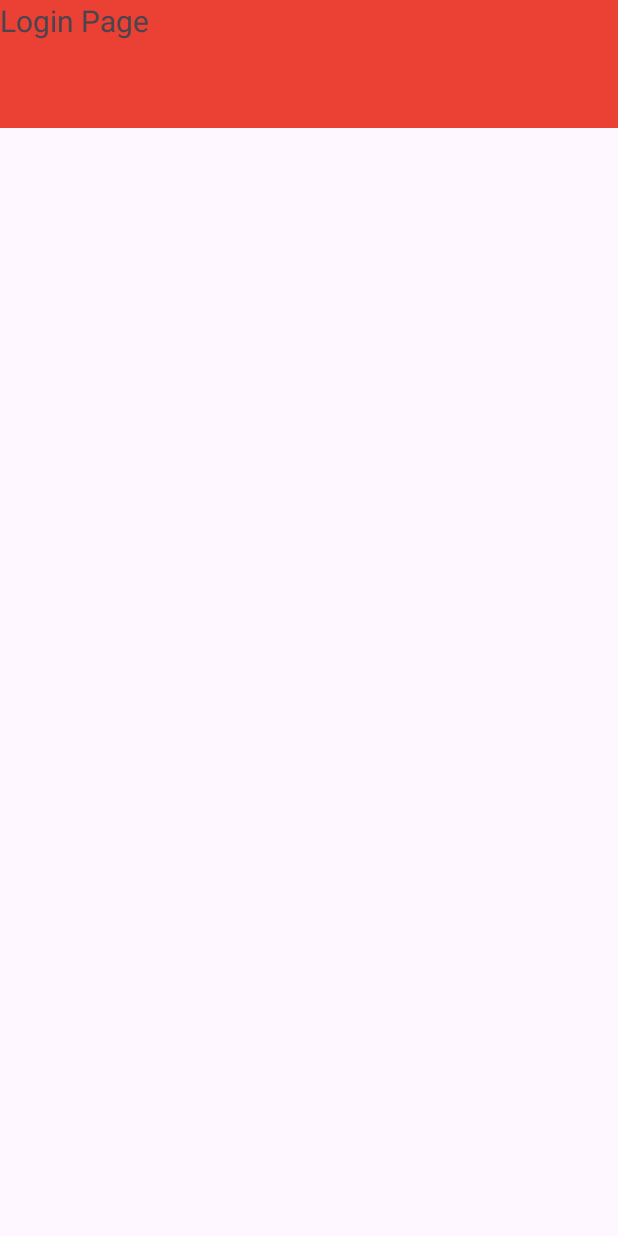
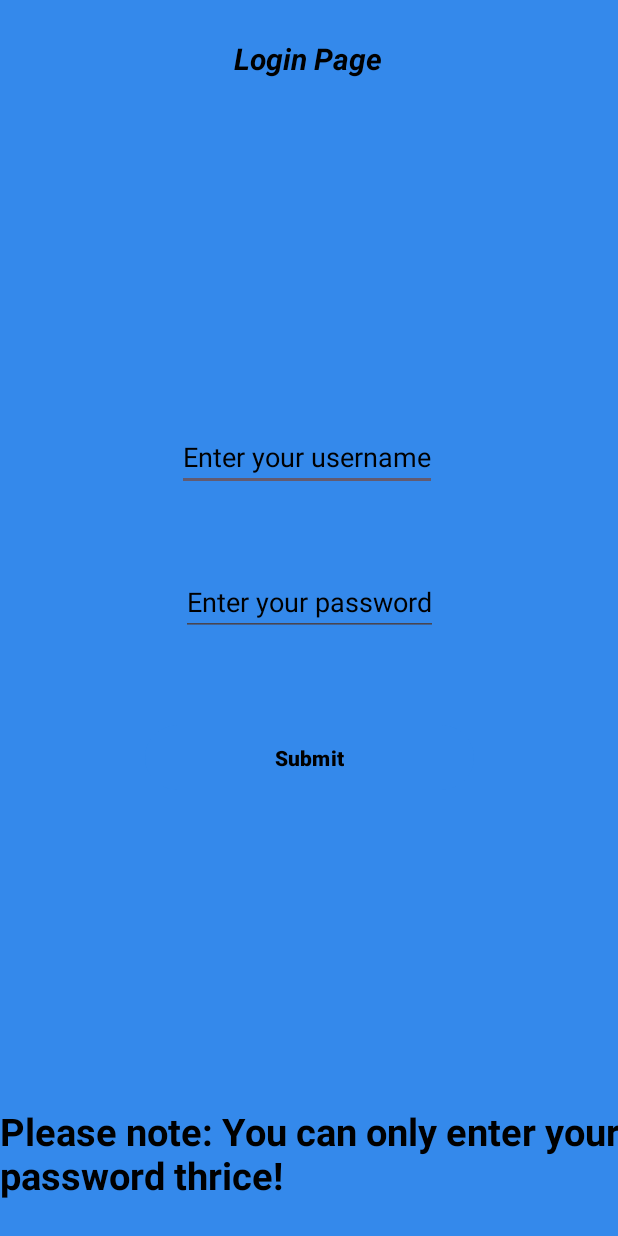
Before and after one commit to SiddharthSai4701/Android, an Android app: the screen it shows after launch (MainActivity), on a phone screen of 412 x 824 dp. Run offline under Robolectric (Android 15) with nearby library versions, the phone set to English and light mode, and no system bars.

Commit message:
UI designed. Username and password fields added. Password matching added. Further constraints required

```diff
--- a/1_LoginPage/app/src/main/java/com/example/loginpage/MainActivity.java
+++ b/1_LoginPage/app/src/main/java/com/example/loginpage/MainActivity.java
@@ -3,12 +3,41 @@ package com.example.loginpage;
 import androidx.appcompat.app.AppCompatActivity;
 
 import android.os.Bundle;
+import android.view.View;
+import android.widget.TextView;
+import android.widget.Toast;
 
 public class MainActivity extends AppCompatActivity {
+
+    String UN = "sidvsai";
+    String PW = "SidVSai@123";
+    int checkTrials = 1;
 
     @Override
     protected void onCreate(Bundle savedInstanceState) {
         super.onCreate(savedInstanceState);
         setContentView(R.layout.activity_main);
     }
+
+
+    public void check(View view) {
+        TextView un = findViewById(R.id.userName);
+        String username = un.getText().toString();
+
+        TextView pw = findViewById(R.id.password);
+        String password = pw.getText().toString();
+
+        if (password.equals(PW) && checkTrials<=3) {
+            Toast.makeText(this, "Correct password!!", Toast.LENGTH_SHORT).show();
+        }
+
+        else if(checkTrials>3) {
+            Toast.makeText(this, "Too many failed attempts!!", Toast.LENGTH_SHORT).show();
+        }
+
+        else {
+            Toast.makeText(this, "Password incorrect! Attempts: "+Integer.toString(checkTrials), Toast.LENGTH_SHORT).show();
+            checkTrials+=1;
+        }
+    }
 }
--- a/1_LoginPage/app/src/main/res/layout/activity_main.xml
+++ b/1_LoginPage/app/src/main/res/layout/activity_main.xml
@@ -1,18 +1,83 @@
 <?xml version="1.0" encoding="utf-8"?>
-<RelativeLayout xmlns:android="http://schemas.android.com/apk/res/android"
+<androidx.constraintlayout.widget.ConstraintLayout xmlns:android="http://schemas.android.com/apk/res/android"
     xmlns:app="http://schemas.android.com/apk/res-auto"
     xmlns:tools="http://schemas.android.com/tools"
     android:layout_width="match_parent"
     android:layout_height="match_parent"
-    tools:context=".MainActivity">
+    tools:context=".MainActivity"
+    android:background="#3489eb">
 
     <TextView
         android:id="@+id/heading"
-        android:layout_width="match_parent"
-        android:layout_height="85dp"
+        android:layout_width="410dp"
+        android:layout_height="74dp"
+        android:text="Login Page"
+        android:textAlignment="center"
+        android:paddingTop="25dp"
+        android:textColor="@color/black"
+        android:textStyle="bold|italic"
+        android:textSize="20dp"
+        app:layout_constraintBottom_toBottomOf="parent"
+        app:layout_constraintEnd_toEndOf="parent"
+        app:layout_constraintHorizontal_bias="0.0"
+        app:layout_constraintStart_toStartOf="parent"
+        app:layout_constraintTop_toTopOf="parent"
+        app:layout_constraintVertical_bias="0.0" />
 
-        android:background="#eb4034"
-        android:text="Login Page"
-        android:textSize="20dp" />
+    <EditText
+        android:id="@+id/userName"
+        android:layout_width="wrap_content"
+        android:layout_height="wrap_content"
+        android:hint="Enter your username"
+        android:textColorHint="@color/black"
+        app:layout_constraintBottom_toBottomOf="parent"
+        app:layout_constraintEnd_toEndOf="parent"
+        app:layout_constraintHorizontal_bias="0.495"
+        app:layout_constraintStart_toStartOf="parent"
+        app:layout_constraintTop_toBottomOf="@+id/heading"
+        app:layout_constraintVertical_bias="0.295" />
 
-</RelativeLayout>
+    <EditText
+        android:id="@+id/password"
+        android:layout_width="wrap_content"
+        android:layout_height="wrap_content"
+        android:hint="Enter your password"
+        android:inputType="textPassword"
+        android:textColorHint="@color/black"
+        app:layout_constraintBottom_toBottomOf="parent"
+        app:layout_constraintEnd_toEndOf="parent"
+        app:layout_constraintStart_toStartOf="parent"
+        app:layout_constraintTop_toBottomOf="@+id/userName"
+        app:layout_constraintVertical_bias="0.113" />
+
+    <Button
+        android:layout_width="219dp"
+        android:layout_height="51dp"
+        android:backgroundTint="@color/blue"
+        android:text="Submit"
+        android:textColor="@color/black"
+        android:textStyle="bold"
+        app:layout_constraintBottom_toTopOf="@+id/disclaimer"
+        app:layout_constraintEnd_toEndOf="parent"
+        app:layout_constraintStart_toStartOf="parent"
+        app:layout_constraintTop_toBottomOf="@+id/password"
+        app:layout_constraintVertical_bias="0.213"
+        android:onClick="check"/>
+
+    <TextView
+        android:id="@+id/disclaimer"
+        android:layout_width="413dp"
+        android:layout_height="87dp"
+        android:layout_marginTop="324dp"
+        android:text="Please note: You can only enter your password thrice!"
+        android:textColor="@color/black"
+        android:textSize="25dp"
+        android:textStyle="bold"
+        app:layout_constraintBottom_toBottomOf="parent"
+        app:layout_constraintEnd_toEndOf="parent"
+        app:layout_constraintHorizontal_bias="0.0"
+        app:layout_constraintStart_toStartOf="parent"
+        app:layout_constraintTop_toBottomOf="@+id/password"
+        app:layout_constraintVertical_bias="1.0" />
+
+</androidx.constraintlayout.widget.ConstraintLayout>
--- a/1_LoginPage/app/src/main/res/values/colors.xml
+++ b/1_LoginPage/app/src/main/res/values/colors.xml
@@ -2,4 +2,5 @@
 <resources>
     <color name="black">#FF000000</color>
     <color name="white">#FFFFFFFF</color>
+    <color name="blue">#3489eb</color>
 </resources>
```
